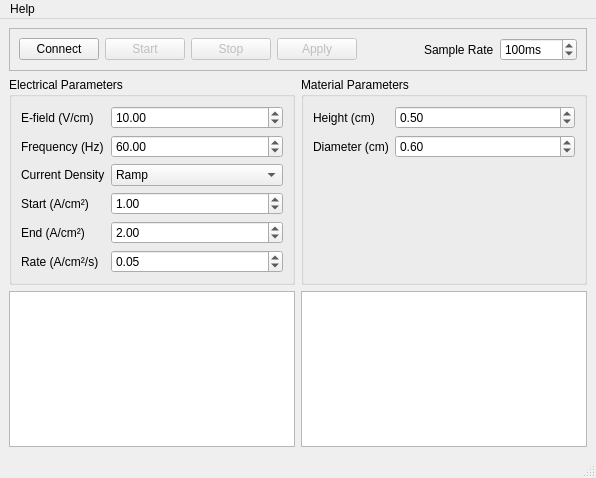
The window that gui/ACMainWindow.ui (Trefoil-Lab/flash-v2) describes before a commit, drawn with Qt 5.
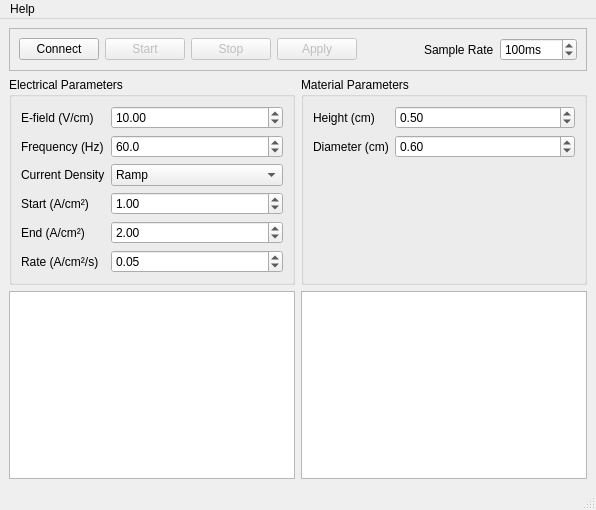
The same window after the commit.

What changed in the file:
```diff
--- a/gui/ACMainWindow.ui
+++ b/gui/ACMainWindow.ui
@@ -7,7 +7,7 @@
     <x>0</x>
     <y>0</y>
     <width>596</width>
-    <height>478</height>
+    <height>510</height>
    </rect>
   </property>
   <property name="sizePolicy">
@@ -242,6 +242,9 @@
          </item>
          <item row="1" column="1">
           <widget class="QDoubleSpinBox" name="frequencyHzDoubleSpinBox">
+           <property name="decimals">
+            <number>1</number>
+           </property>
            <property name="minimum">
             <double>43.000000000000000</double>
            </property>
```
Left out of the diff: 3 changed lines with no effect on the pictures.
